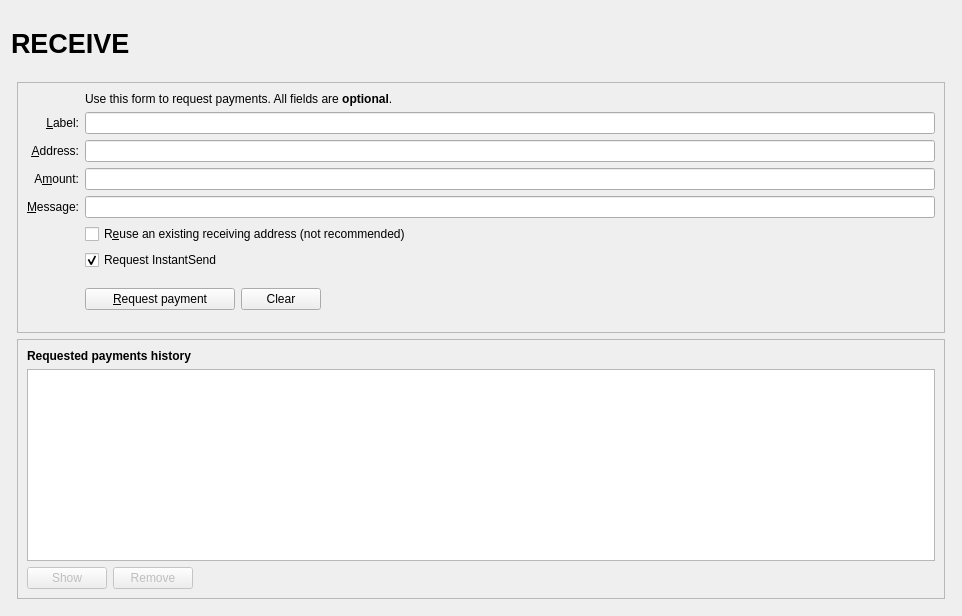
The window that src/qt/forms/receivecoinsdialog.ui (ZENZO-Ecosystem/ZENZO-Core-Archive) describes before a commit, drawn with Qt 5.
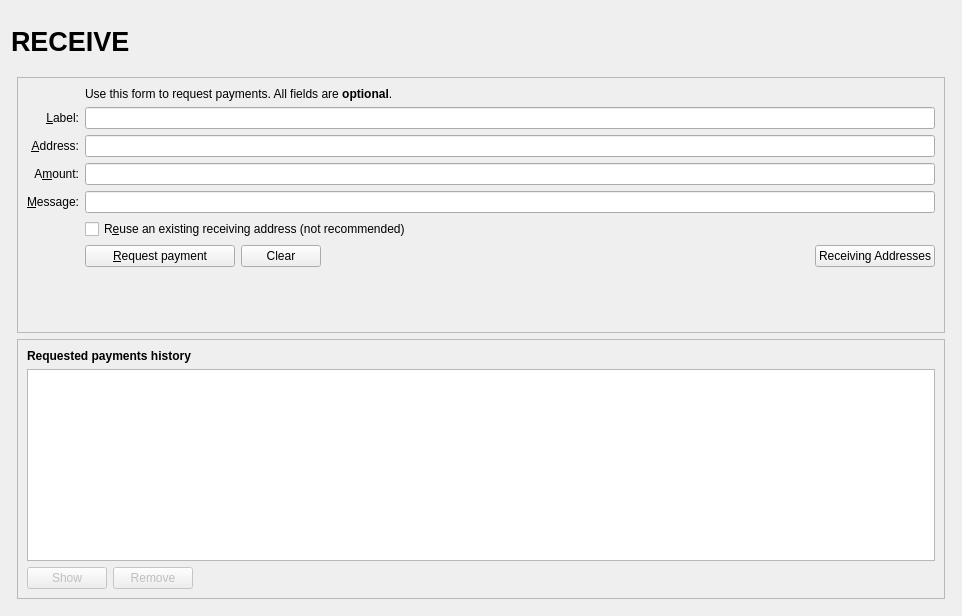
The same window after the commit. Icons and pictures are not drawn. Custom widgets are drawn as their Qt base class.

What changed in the file:
```diff
--- a/src/qt/forms/receivecoinsdialog.ui
+++ b/src/qt/forms/receivecoinsdialog.ui
@@ -76,14 +76,14 @@
            <widget class="QLabel" name="labelOverviewHeaderRight">
             <property name="minimumSize">
              <size>
-              <width>290</width>
-              <height>65</height>
+              <width>464</width>
+              <height>60</height>
              </size>
             </property>
             <property name="maximumSize">
              <size>
-              <width>290</width>
-              <height>65</height>
+              <width>16777215</width>
+              <height>60</height>
              </size>
             </property>
             <property name="font">
@@ -199,7 +199,7 @@
               </widget>
              </item>
              <item row="6" column="0">
-              <widget class="QLabel" name="label">
+              <widget class="QLabel" name="label_8">
                <property name="toolTip">
                 <string>An optional amount to request. Leave this empty or zero to not request a specific amount.</string>
                </property>
@@ -267,17 +267,7 @@
                </property>
               </widget>
              </item>
-            <item row="9" column="2">
-             <widget class="QCheckBox" name="checkUseInstantSend">
-              <property name="text">
-               <string>Request InstantSend</string>
-              </property>
-              <property name="checked">
-               <bool>true</bool>
-              </property>
-             </widget>
-            </item>
-             <item row="10" column="2">
+             <item row="9" column="2">
               <layout class="QHBoxLayout" name="horizontalLayout">
                <item>
                 <widget class="QPushButton" name="receiveButton">
@@ -338,6 +328,20 @@
                  </property>
                 </spacer>
                </item>
+               <item>
+                <widget class="QPushButton" name="receivingAddressesButton">
+                 <property name="text">
+                  <string>Receiving Addresses</string>
+                 </property>
+                 <property name="icon">
+                  <iconset resource="../pivx.qrc">
+                   <normaloff>:/icons/address-book</normaloff>:/icons/address-book</iconset>
+                 </property>
+                 <property name="autoDefault">
+                  <bool>false</bool>
+                 </property>
+                </widget>
+               </item>
               </layout>
              </item>
              <item row="10" column="2">
```
Left out of the diff: 73 changed lines with no effect on the pictures.
